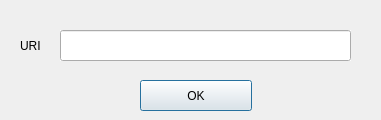
The window that client/shareuri.ui (lucabello/kangaroo-docs) describes before a commit, drawn with Qt 5.
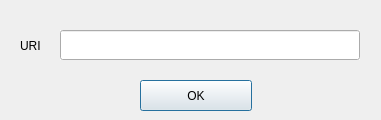
The same window after the commit.

What changed in the file:
```diff
--- a/client/shareuri.ui
+++ b/client/shareuri.ui
@@ -18,8 +18,8 @@
     <rect>
      <x>60</x>
      <y>30</y>
-     <width>291</width>
-     <height>31</height>
+     <width>300</width>
+     <height>30</height>
     </rect>
    </property>
    <property name="autoFillBackground">
```
